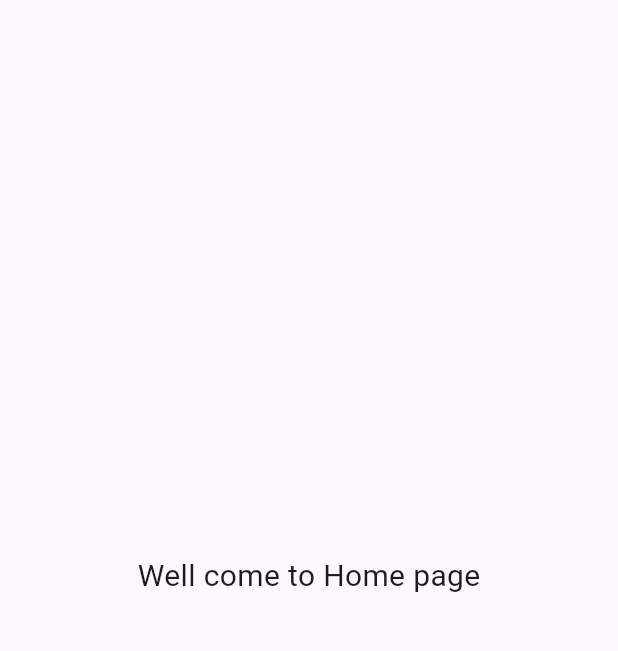
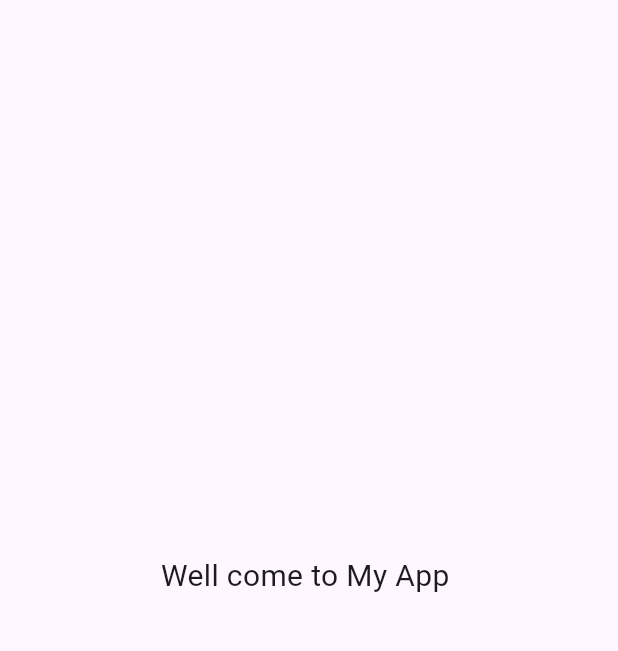
Before and after one commit to ADIL41/Flutter, a Flutter app: the screen it shows after launch, on a phone screen of 412 x 824 dp, the part 84-735 px from its top. Run offline on Flutter 3.47's test engine with Material 3 defaults, Android fonts, the phone set to English and light mode, and no system bars; our stand-ins replace google_fonts.

```diff
--- a/lib/pages/home_page.dart
+++ b/lib/pages/home_page.dart
@@ -15,10 +15,7 @@ class HomePage extends StatelessWidget {
         crossAxisAlignment: CrossAxisAlignment.center,
         children: [
           Center(
-            child: Text(
-              'Well come to Home page',
-              style: TextStyle(fontSize: 20),
-            ),
+            child: Text('Well come to My App ', style: TextStyle(fontSize: 20)),
           ),
         ],
       ),
```
